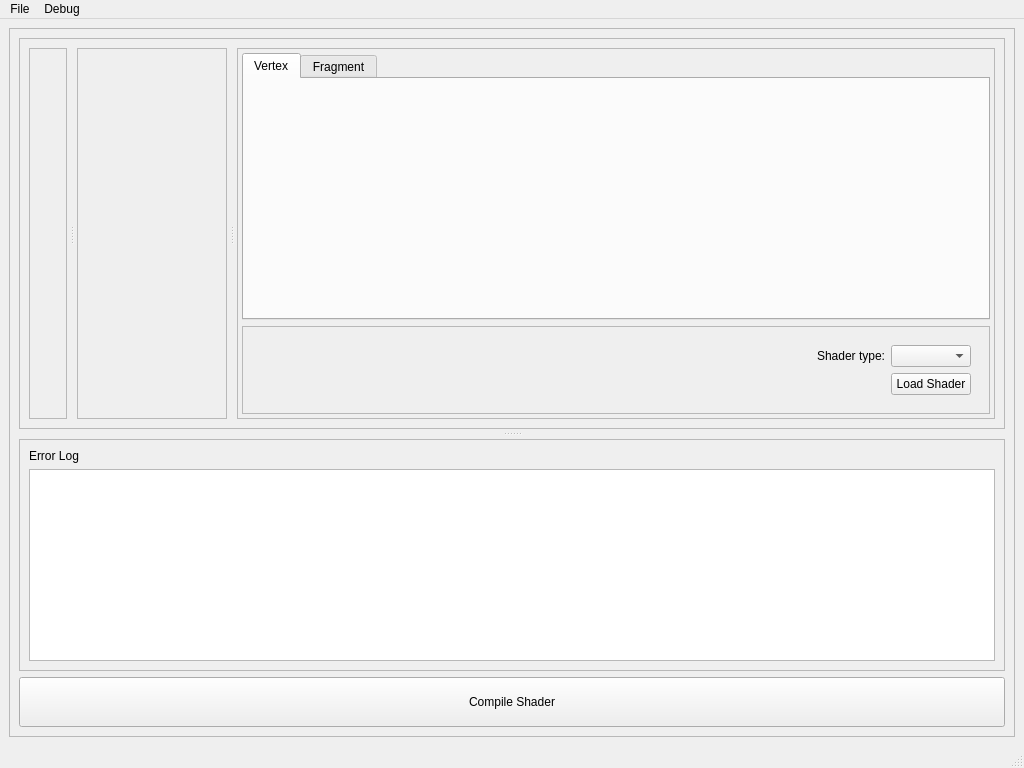
The window that ui/MainWindow.ui (NCCA/ShaderEnvironmentBuilder) describes before a commit, drawn with Qt 5.
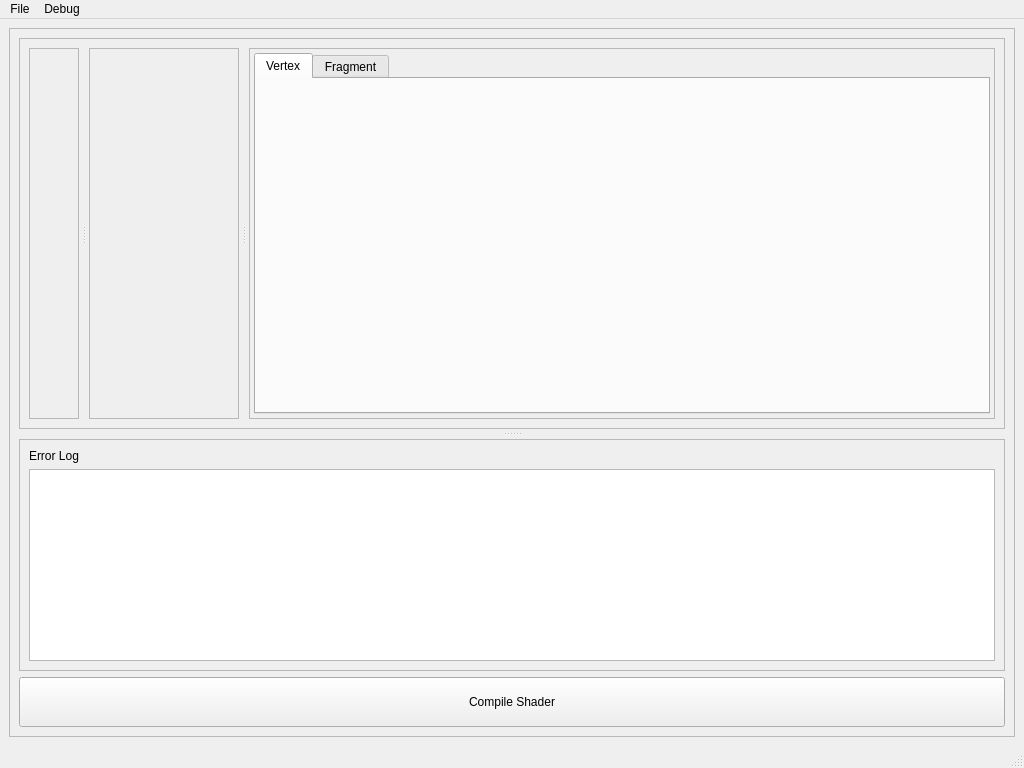
The same window after the commit.

Commit message: project saving set up

Diff of the .ui file:
```diff
--- a/ui/MainWindow.ui
+++ b/ui/MainWindow.ui
@@ -205,93 +205,6 @@
                  </widget>
                 </widget>
                </item>
-               <item>
-                <widget class="QFrame" name="m_f_textOptions">
-                 <property name="sizePolicy">
-                  <sizepolicy hsizetype="MinimumExpanding" vsizetype="Fixed">
-                   <horstretch>0</horstretch>
-                   <verstretch>0</verstretch>
-                  </sizepolicy>
-                 </property>
-                 <property name="frameShape">
-                  <enum>QFrame::StyledPanel</enum>
-                 </property>
-                 <property name="frameShadow">
-                  <enum>QFrame::Raised</enum>
-                 </property>
-                 <layout class="QFormLayout" name="fl_textOptions">
-                  <property name="fieldGrowthPolicy">
-                   <enum>QFormLayout::FieldsStayAtSizeHint</enum>
-                  </property>
-                  <property name="rowWrapPolicy">
-                   <enum>QFormLayout::DontWrapRows</enum>
-                  </property>
-                  <property name="labelAlignment">
-                   <set>Qt::AlignRight|Qt::AlignTrailing|Qt::AlignVCenter</set>
-                  </property>
-                  <property name="formAlignment">
-                   <set>Qt::AlignRight|Qt::AlignTop|Qt::AlignTrailing</set>
-                  </property>
-                  <item row="0" column="0">
-                   <widget class="QWidget" name="m_f_loadShader" native="true">
-                    <property name="sizePolicy">
-                     <sizepolicy hsizetype="Fixed" vsizetype="Preferred">
-                      <horstretch>0</horstretch>
-                      <verstretch>0</verstretch>
-                     </sizepolicy>
-                    </property>
-                    <layout class="QFormLayout" name="fl_loadShader">
-                     <property name="formAlignment">
-                      <set>Qt::AlignLeading|Qt::AlignLeft|Qt::AlignTop</set>
-                     </property>
-                     <item row="0" column="0">
-                      <widget class="QLabel" name="m_lbl_shaderType">
-                       <property name="sizePolicy">
-                        <sizepolicy hsizetype="Fixed" vsizetype="Preferred">
-                         <horstretch>0</horstretch>
-                         <verstretch>0</verstretch>
-                        </sizepolicy>
-                       </property>
-                       <property name="text">
-                        <string>Shader type:</string>
-                       </property>
-                       <property name="alignment">
-                        <set>Qt::AlignRight|Qt::AlignTrailing|Qt::AlignVCenter</set>
-                       </property>
-                      </widget>
-                     </item>
-                     <item row="0" column="1">
-                      <widget class="QComboBox" name="m_cb_shaderType">
-                       <property name="sizePolicy">
-                        <sizepolicy hsizetype="MinimumExpanding" vsizetype="MinimumExpanding">
-                         <horstretch>0</horstretch>
-                         <verstretch>0</verstretch>
-                        </sizepolicy>
-                       </property>
-                       <property name="sizeAdjustPolicy">
-                        <enum>QComboBox::AdjustToContentsOnFirstShow</enum>
-                       </property>
-                      </widget>
-                     </item>
-                     <item row="1" column="1">
-                      <widget class="QPushButton" name="m_btn_loadShader">
-                       <property name="sizePolicy">
-                        <sizepolicy hsizetype="Expanding" vsizetype="Fixed">
-                         <horstretch>100</horstretch>
-                         <verstretch>0</verstretch>
-                        </sizepolicy>
-                       </property>
-                       <property name="text">
-                        <string>Load Shader</string>
-                       </property>
-                      </widget>
-                     </item>
-                    </layout>
-                   </widget>
-                  </item>
-                 </layout>
-                </widget>
-               </item>
               </layout>
              </widget>
             </widget>
```
Left out of the diff: 15 changed lines with no effect on the pictures.
